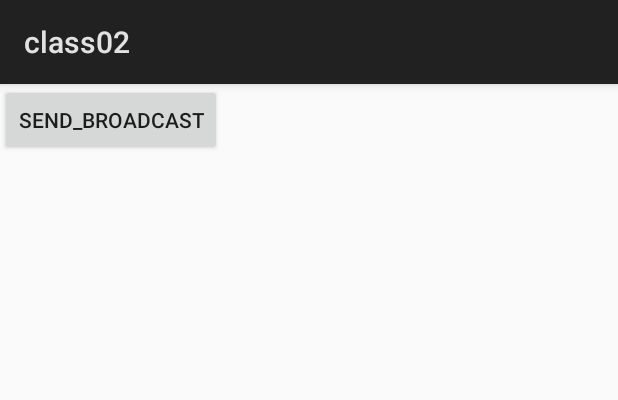
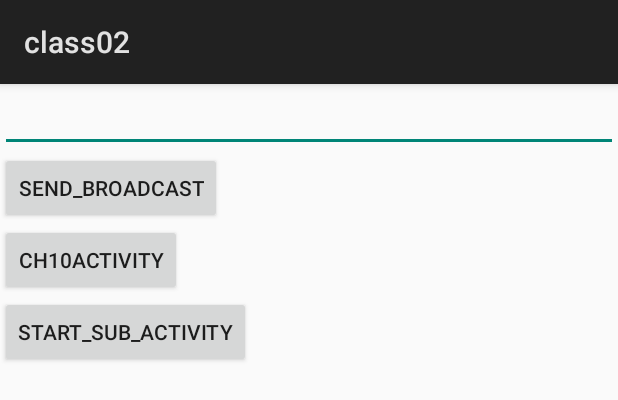
Before and after one commit to 170507180111/Class02, an Android app: the layout layout_ch10_2.xml on its own in the app's theme, with its tools: preview values and no code run, on a phone screen of 412 x 824 dp. Shown: the top 400 px of the screen. Run offline under Robolectric (Android 15) with nearby library versions, the phone set to English and light mode, and no system bars.

Commit message:
2020/4/22

```diff
--- a/app/src/main/java/cn/edu/sdwu/android/class02/sn170507180111/MainActivity.java
+++ b/app/src/main/java/cn/edu/sdwu/android/class02/sn170507180111/MainActivity.java
@@ -2,11 +2,16 @@ package cn.edu.sdwu.android.class02.sn170507180111;
 
 import android.app.Activity;
 import android.os.Bundle;
+import android.view.View;
 
 public class MainActivity extends Activity {
 
     @Override
     protected void onCreate(Bundle savedInstanceState) {
         super.onCreate(savedInstanceState);
+        setContentView(R.layout.layout_ch10_1);
+    }
+    public void startSubActivity(View v){
+        //启动sub  actity
     }
 }
--- a/app/src/main/res/layout/layout_ch10_1.xml
+++ b/app/src/main/res/layout/layout_ch10_1.xml
@@ -14,5 +14,10 @@
         android:onClick="counter"
         android:layout_height="wrap_content" />
 
+    <TextView
+        android:layout_width="wrap_content"
+        android:id="@+id/ch10_1_tv"
+        android:layout_height="wrap_content" />
+
 
 </LinearLayout>
--- a/app/src/main/res/layout/layout_ch10_2.xml
+++ b/app/src/main/res/layout/layout_ch10_2.xml
@@ -1,11 +1,28 @@
 <?xml version="1.0" encoding="utf-8"?>
 <LinearLayout xmlns:android="http://schemas.android.com/apk/res/android"
     android:layout_width="match_parent"
+    android:orientation="vertical"
     android:layout_height="match_parent">
+
+    <EditText
+        android:layout_width="match_parent"
+        android:id="@+id/ch10_2_et"
+        android:layout_height="wrap_content" />
 
     <Button
         android:layout_width="wrap_content"
         android:text="send_broadcast"
         android:onClick="send_broadcast"
         android:layout_height="wrap_content" />
+
+    <Button
+        android:layout_width="wrap_content"
+        android:text="Ch10Activity"
+        android:onCllick="ch10Activity"
+        android:layout_height="wrap_content" />
+    <Button
+        android:layout_width="wrap_content"
+        android:text="start_sub_activity"
+        android:onClick="startSubActivity"
+        android:layout_height="wrap_content" />
 </LinearLayout>
```
Also changed, not shown: app/src/main/AndroidManifest.xml (+8 -10 lines), app/src/main/java/cn/edu/sdwu/android/class02/sn170507180111/Ch10Activity1.java (+9 -0 lines), app/src/main/java/cn/edu/sdwu/android/class02/sn170507180111/Ch10Activity2.java (+33 -0 lines), app/src/main/java/cn/edu/sdwu/android/class02/sn170507180111/Ch10Activity3.java (added, +34 -0 lines), app/src/main/res/layout/layout_ch10_3.xml (added, +49 -0 lines).
